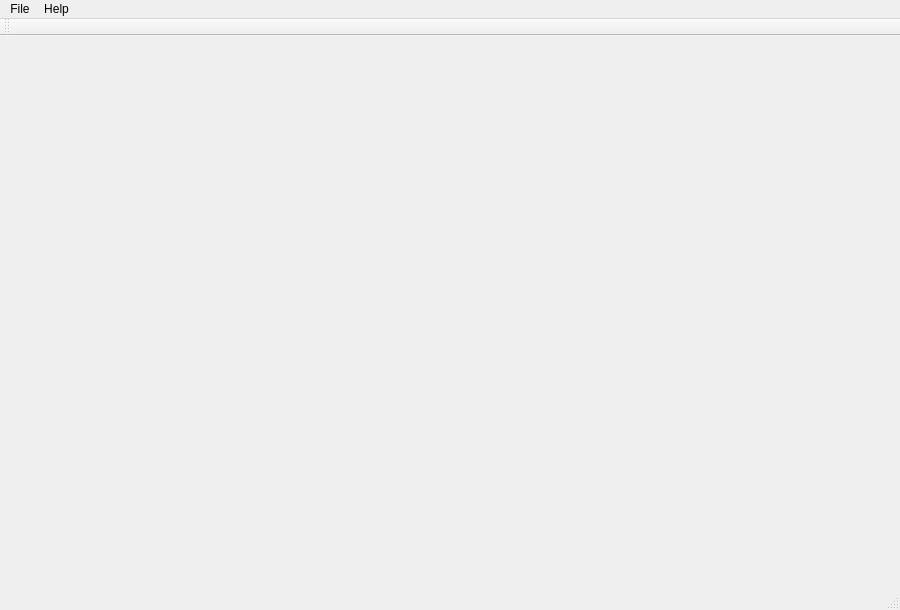
First picture: the form in ProjectAlmond/glavniprozor.ui, repository bozidarrr/RS15-14, before the edit.
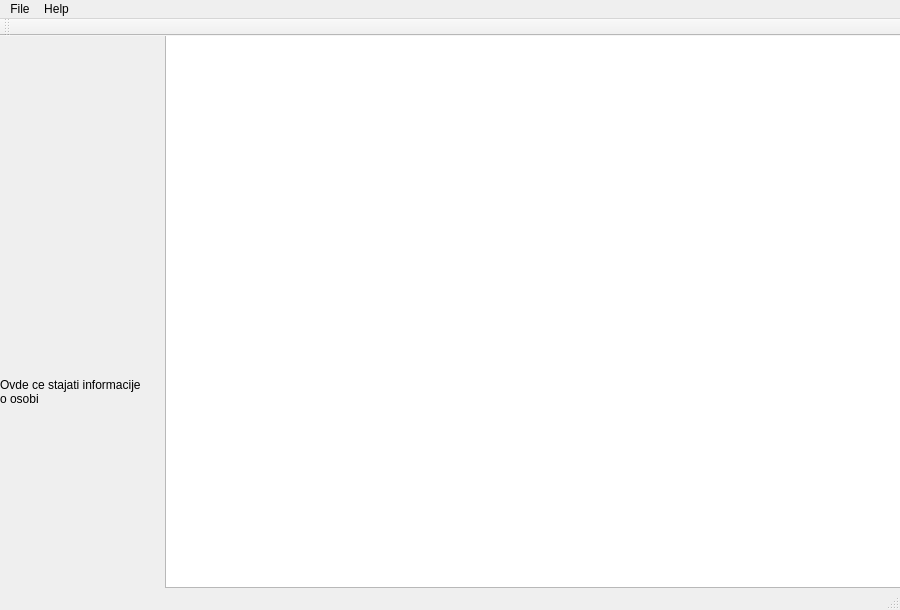
Second picture: the form after the edit.

Commit message: Izmenila sam greske u klasi datum napravila sam prozor za unosenje osobe ubacila sam toolbar sa slicicama na glavni prozor kao i prostor na kome cemo izsrtavati stablo takodje sam u pro fajl dodala c++11

The edit to the form file:
```diff
--- a/ProjectAlmond/glavniprozor.ui
+++ b/ProjectAlmond/glavniprozor.ui
@@ -13,7 +13,34 @@
   <property name="windowTitle">
    <string>GlavniProzor</string>
   </property>
-  <widget class="QWidget" name="centralWidget"/>
+  <widget class="QWidget" name="centralWidget">
+   <widget class="QLabel" name="Informacije">
+    <property name="geometry">
+     <rect>
+      <x>0</x>
+      <y>250</y>
+      <width>141</width>
+      <height>211</height>
+     </rect>
+    </property>
+    <property name="text">
+     <string>Ovde ce stajati informacije o osobi</string>
+    </property>
+    <property name="wordWrap">
+     <bool>true</bool>
+    </property>
+   </widget>
+   <widget class="QGraphicsView" name="Stablo">
+    <property name="geometry">
+     <rect>
+      <x>165</x>
+      <y>-9</y>
+      <width>751</width>
+      <height>561</height>
+     </rect>
+    </property>
+   </widget>
+  </widget>
   <widget class="QMenuBar" name="menuBar">
    <property name="geometry">
     <rect>
```
Left out of the diff: 4 changed lines with no effect on the pictures. The commit also changes 8 other files.
